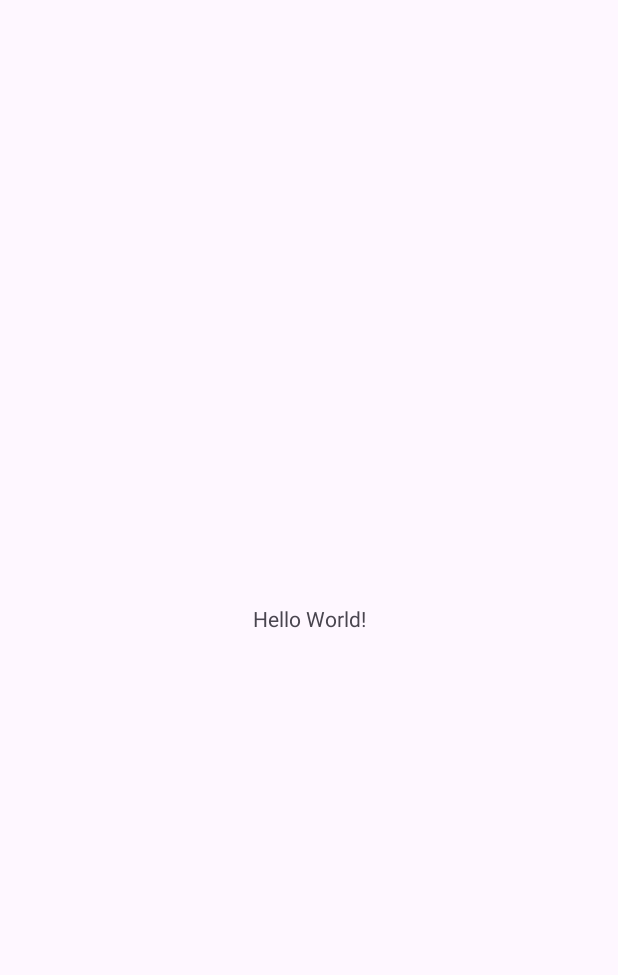
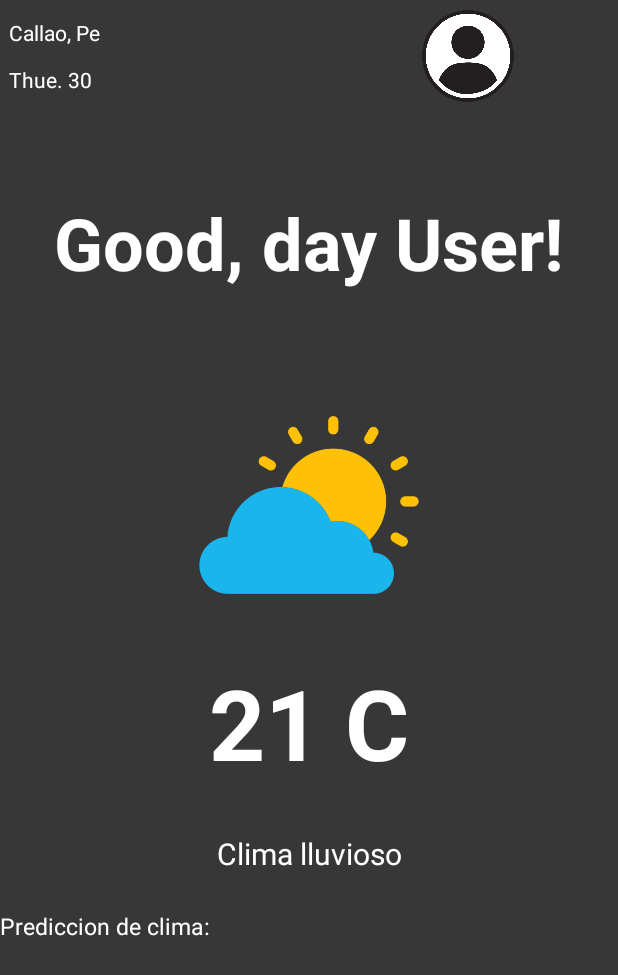
Before and after one commit to Zxpty/WeaterTime, an Android app: the screen it shows after launch (MainActivity), on a phone screen of 412 x 824 dp. Before the commit the part shown is almost empty. Shown: the top 975 px of the screen. Run offline under Robolectric (Android 15) with nearby library versions, the phone set to English and light mode, and no system bars.

Commit message:
se creo la vista de ver el dia

```diff
--- a/app/src/main/res/layout/activity_main.xml
+++ b/app/src/main/res/layout/activity_main.xml
@@ -1,19 +1,183 @@
 <?xml version="1.0" encoding="utf-8"?>
-<androidx.constraintlayout.widget.ConstraintLayout xmlns:android="http://schemas.android.com/apk/res/android"
+<LinearLayout xmlns:android="http://schemas.android.com/apk/res/android"
     xmlns:app="http://schemas.android.com/apk/res-auto"
     xmlns:tools="http://schemas.android.com/tools"
     android:id="@+id/main"
-    android:layout_width="match_parent"
+    android:layout_width="wrap_content"
     android:layout_height="match_parent"
+    android:background="#373737"
+    android:orientation="vertical"
     tools:context=".MainActivity">
 
-    <TextView
-        android:layout_width="wrap_content"
-        android:layout_height="wrap_content"
-        android:text="Hello World!"
-        app:layout_constraintBottom_toBottomOf="parent"
-        app:layout_constraintEnd_toEndOf="parent"
-        app:layout_constraintStart_toStartOf="parent"
-        app:layout_constraintTop_toTopOf="parent" />
 
-</androidx.constraintlayout.widget.ConstraintLayout>
+    <LinearLayout
+        android:layout_width="match_parent"
+        android:layout_height="0dp"
+        android:layout_weight="1"
+        android:orientation="horizontal">
+
+        <LinearLayout
+            android:layout_width="0dp"
+            android:layout_height="match_parent"
+            android:layout_margin="6dp"
+            android:layout_weight="1"
+            android:orientation="vertical">
+
+            <LinearLayout
+                android:layout_width="match_parent"
+                android:layout_height="0dp"
+                android:layout_weight="1"
+                android:orientation="horizontal">
+
+                <TextView
+                    android:id="@+id/txtCity"
+                    android:layout_width="match_parent"
+                    android:layout_height="match_parent"
+                    android:layout_weight="1"
+                    android:gravity="center|left"
+                    android:text="Callao, Pe"
+                    android:textColor="@color/white" />
+            </LinearLayout>
+
+            <LinearLayout
+                android:layout_width="match_parent"
+                android:layout_height="0dp"
+                android:layout_weight="1"
+                android:orientation="horizontal">
+
+                <TextView
+                    android:id="@+id/txtDate"
+                    android:layout_width="match_parent"
+                    android:layout_height="match_parent"
+                    android:layout_weight="1"
+                    android:gravity="center|left"
+                    android:text="Thue. 30"
+                    android:textColor="@color/white" />
+
+            </LinearLayout>
+        </LinearLayout>
+
+        <LinearLayout
+            android:layout_width="0dp"
+            android:layout_height="match_parent"
+            android:layout_weight="1"
+            android:gravity="center_vertical|end"
+            android:orientation="vertical"
+            android:padding="6dp">
+
+            <ImageView
+                android:id="@+id/userIcon"
+                android:layout_width="wrap_content"
+                android:layout_height="wrap_content"
+                app:srcCompat="@drawable/user" />
+
+        </LinearLayout>
+    </LinearLayout>
+
+    <LinearLayout
+        android:layout_width="match_parent"
+        android:layout_height="0dp"
+        android:layout_weight="7"
+        android:orientation="vertical">
+
+        <LinearLayout
+            android:layout_width="match_parent"
+            android:layout_height="0dp"
+            android:layout_weight="1"
+            android:orientation="horizontal">
+
+            <TextView
+                android:id="@+id/textView2"
+                android:layout_width="match_parent"
+                android:layout_height="match_parent"
+                android:layout_weight="1"
+                android:gravity="center"
+                android:text="Good, day User!"
+                android:textColor="@color/white"
+                android:textSize="48sp"
+                android:textStyle="bold" />
+        </LinearLayout>
+
+        <LinearLayout
+            android:layout_width="match_parent"
+            android:layout_height="0dp"
+            android:layout_weight="1"
+            android:orientation="horizontal">
+
+            <ImageView
+                android:id="@+id/imageView3"
+                android:layout_width="wrap_content"
+                android:layout_height="wrap_content"
+                android:layout_weight="1"
+                app:srcCompat="@drawable/sun" />
+        </LinearLayout>
+
+        <LinearLayout
+            android:layout_width="match_parent"
+            android:layout_height="0dp"
+            android:layout_weight="1"
+            android:orientation="vertical">
+            <LinearLayout
+                android:layout_width="match_parent"
+                android:layout_height="0dp"
+                android:layout_weight="2"
+                android:orientation="horizontal">
+                <TextView
+                    android:id="@+id/textView3"
+                    android:layout_width="match_parent"
+                    android:layout_height="match_parent"
+                    android:layout_weight="1"
+                    android:gravity="center"
+                    android:text="21 C"
+                    android:textColor="@color/white"
+                    android:textSize="65dp"
+                    android:textStyle="bold" />
+            </LinearLayout>
+            <LinearLayout
+                android:layout_width="match_parent"
+                android:layout_height="0dp"
+                android:layout_weight="1"
+                android:orientation="horizontal">
+                <TextView
+                    android:layout_width="match_parent"
+                    android:layout_height="match_parent"
+                    android:text="Clima lluvioso"
+                    android:textColor="@color/white"
+                    android:gravity="center"
+                    android:textSize="20dp"
+                    />
+            </LinearLayout>
+
+        </LinearLayout>
+    </LinearLayout>
+
+    <LinearLayout
+        android:layout_width="match_parent"
+        android:layout_height="0dp"
+        android:layout_weight="3"
+        android:orientation="vertical">
+
+        <LinearLayout
+            android:layout_width="match_parent"
+            android:layout_height="0dp"
+            android:layout_weight="1"
+            android:orientation="horizontal">
+            <TextView
+                android:layout_width="match_parent"
+                android:layout_height="match_parent"
+                android:text="Prediccion de clima:"
+                android:gravity="center|left"
+                android:textColor="@color/white"
+                android:textSize="15sp"
+                />
+        </LinearLayout>
+
+        <LinearLayout
+            android:layout_width="match_parent"
+            android:layout_height="0dp"
+            android:layout_weight="5"
+            android:orientation="horizontal"></LinearLayout>
+
+
+    </LinearLayout>
+</LinearLayout>
```
Also changed, not shown: app/src/main/res/drawable/sun.webp (added), app/src/main/res/drawable/user.webp (added).
